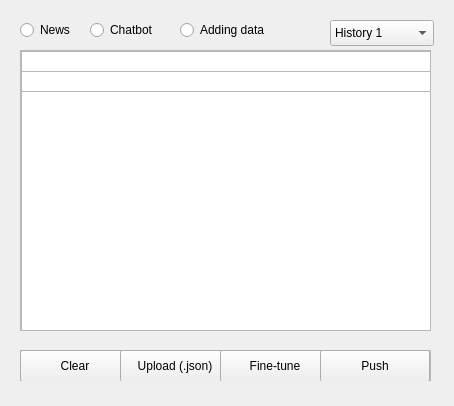
First picture: the form in src/wolfare-event.ui, repository Mhonns/Wolfare-ai-prototype, before the edit.
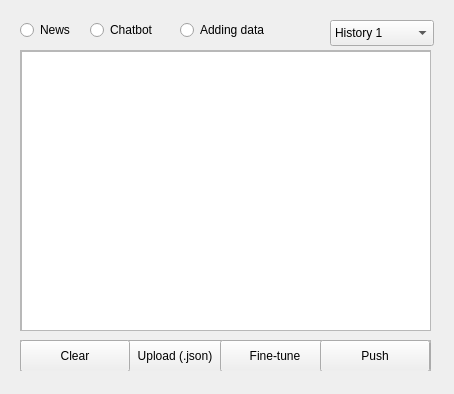
Second picture: the form after the edit.

The edit to the form file:
```diff
--- a/src/wolfare-event.ui
+++ b/src/wolfare-event.ui
@@ -10,7 +10,7 @@
     <x>0</x>
     <y>0</y>
     <width>454</width>
-    <height>406</height>
+    <height>394</height>
    </rect>
   </property>
   <property name="windowTitle">
@@ -60,7 +60,7 @@
      <property name="geometry">
       <rect>
        <x>0</x>
-       <y>0</y>
+       <y>40</y>
        <width>411</width>
        <height>551</height>
       </rect>
@@ -92,13 +92,13 @@
      <property name="geometry">
       <rect>
        <x>0</x>
-       <y>40</y>
+       <y>0</y>
        <width>411</width>
        <height>551</height>
       </rect>
      </property>
      <property name="readOnly">
-      <bool>true</bool>
+      <bool>false</bool>
      </property>
      <property name="placeholderText">
       <string/>
@@ -132,22 +132,6 @@
     <string>Adding data</string>
    </property>
   </widget>
-  <widget class="QTextEdit" name="askChatbot">
-   <property name="enabled">
-    <bool>false</bool>
-   </property>
-   <property name="geometry">
-    <rect>
-     <x>20</x>
-     <y>350</y>
-     <width>411</width>
-     <height>31</height>
-    </rect>
-   </property>
-   <property name="placeholderText">
-    <string>Text to the chatbot</string>
-   </property>
-  </widget>
   <widget class="QComboBox" name="chatsHistory">
    <property name="geometry">
     <rect>
@@ -173,14 +157,11 @@
     </property>
    </item>
   </widget>
-  <widget class="QFrame" name="data_frame">
-   <property name="enabled">
-    <bool>true</bool>
-   </property>
+  <widget class="QFrame" name="chatFrame">
    <property name="geometry">
     <rect>
      <x>20</x>
-     <y>350</y>
+     <y>340</y>
      <width>411</width>
      <height>31</height>
     </rect>
@@ -191,19 +172,53 @@
    <property name="frameShadow">
     <enum>QFrame::Raised</enum>
    </property>
-   <widget class="QPushButton" name="clearButton">
+   <widget class="QTextEdit" name="askChatbot">
+    <property name="enabled">
+     <bool>false</bool>
+    </property>
     <property name="geometry">
      <rect>
       <x>0</x>
       <y>0</y>
-      <width>110</width>
+      <width>351</width>
+      <height>31</height>
+     </rect>
+    </property>
+    <property name="placeholderText">
+     <string>Text to the chatbot</string>
+    </property>
+   </widget>
+   <widget class="QPushButton" name="sendButton">
+    <property name="geometry">
+     <rect>
+      <x>350</x>
+      <y>0</y>
+      <width>61</width>
       <height>32</height>
      </rect>
     </property>
     <property name="text">
-     <string>Clear</string>
+     <string>Send</string>
     </property>
    </widget>
+   <widget class="QFrame" name="dataFrame">
+    <property name="enabled">
+     <bool>true</bool>
+    </property>
+    <property name="geometry">
+     <rect>
+      <x>0</x>
+      <y>0</y>
+      <width>411</width>
+      <height>31</height>
+     </rect>
+    </property>
+    <property name="frameShape">
+     <enum>QFrame::NoFrame</enum>
+    </property>
+    <property name="frameShadow">
+     <enum>QFrame::Raised</enum>
+    </property>
    <widget class="QPushButton" name="uploadButton">
     <property name="geometry">
      <rect>
@@ -242,6 +257,20 @@
     <property name="text">
      <string>Push</string>
     </property>
+    </widget>
+    <widget class="QPushButton" name="clearButton">
+     <property name="geometry">
+      <rect>
+       <x>0</x>
+       <y>0</y>
+       <width>110</width>
+       <height>32</height>
+      </rect>
+     </property>
+     <property name="text">
+      <string>Clear</string>
+     </property>
+    </widget>
    </widget>
   </widget>
  </widget>
```
Lines whose indentation alone changed are shown as unchanged.
